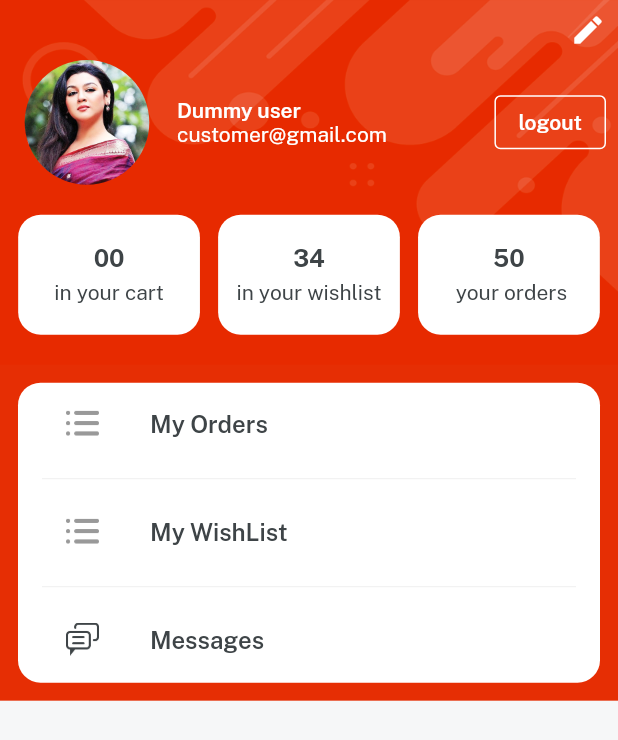
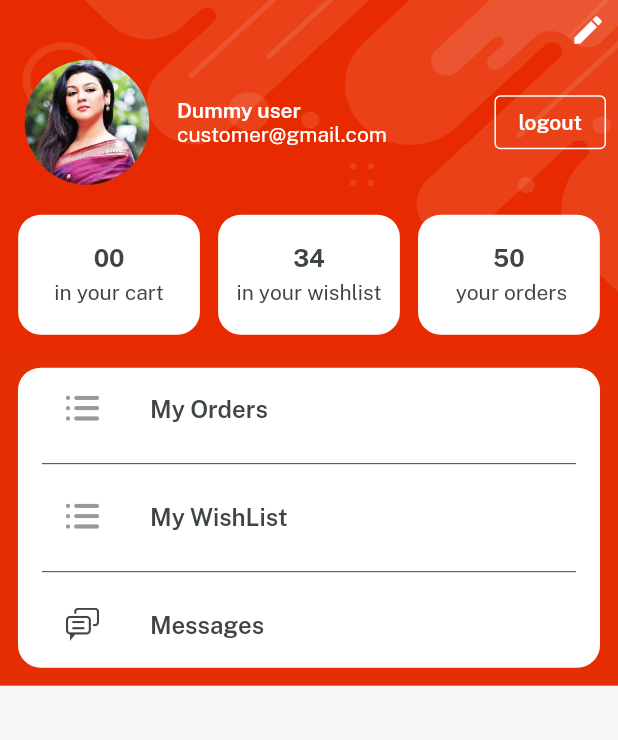
Before and after one commit to hacktonow/ABCHOMESTORES_APP, a Flutter app: the ProfileScreen screen opened directly, on a phone screen of 412 x 824 dp. Shown: the top 740 px of the screen. Run offline on Flutter 3.47's test engine with Material 2 defaults, Android fonts, the phone set to English and light mode, and no system bars; our stand-ins replace firebase_core, get, velocity_x; accounts and stored records are empty.

```diff
--- a/lib/main.dart
+++ b/lib/main.dart
@@ -1,8 +1,11 @@
 import 'package:emart_app/views/splash_screen/splash_screen.dart';
+import 'package:firebase_core/firebase_core.dart';
 import 'package:get/get_navigation/get_navigation.dart';
 import 'consts/consts.dart';
 
-void main() {
+void main() async {
+  WidgetsFlutterBinding.ensureInitialized();
+  await Firebase.initializeApp();
   runApp(const MyApp());
 }
 
--- a/lib/views/auth_screen/longin_screen.dart
+++ b/lib/views/auth_screen/longin_screen.dart
@@ -77,7 +77,7 @@ class LoginScreen extends StatelessWidget {
                 .box
                 .white
                 .rounded
-                .padding(EdgeInsets.all(16))
+                .padding(const EdgeInsets.all(16))
                 .width(context.screenWidth - 70)
                 .shadowSm
                 .make(),
--- a/lib/views/auth_screen/signup_screen.dart
+++ b/lib/views/auth_screen/signup_screen.dart
@@ -110,7 +110,7 @@ class _SignupScreenState extends State<SignupScreen> {
                 .box
                 .white
                 .rounded
-                .padding(EdgeInsets.all(16))
+                .padding(const EdgeInsets.all(16))
                 .width(context.screenWidth - 70)
                 .shadowSm
                 .make(),
--- a/lib/views/profile_screen/profile_screen.dart
+++ b/lib/views/profile_screen/profile_screen.dart
@@ -74,12 +74,12 @@ class ProfileScreen extends StatelessWidget {
 
           //buttons section
 
-          20.heightBox,
+          10.heightBox,
           ListView.separated(
             shrinkWrap: true,
             separatorBuilder: ((context, index) {
               return const Divider(
-                color: lightGrey,
+                color: darkFontGrey,
               );
             }),
             itemCount: profileButtonsList.length,
--- a/lib/widgets_common/our_button.dart
+++ b/lib/widgets_common/our_button.dart
@@ -3,7 +3,7 @@ import 'package:emart_app/consts/consts.dart';
 Widget ourButton({color, textColor, String? title, onPress}) {
   return ElevatedButton(
       style: ElevatedButton.styleFrom(
-        primary: color,
+        backgroundColor: color,
         padding: const EdgeInsets.all(12),
       ),
       onPressed: onPress,
--- a/pubspec.yaml
+++ b/pubspec.yaml
@@ -36,6 +36,10 @@ dependencies:
   cupertino_icons: ^1.0.2
   velocity_x:
   get: ^4.6.5
+  firebase_core: ^2.3.0
+  firebase_auth: ^4.1.5
+  firebase_storage: ^11.0.6
+  cloud_firestore: ^4.1.0
 
 dev_dependencies:
   flutter_test:
```
Also changed, not shown: pubspec.lock, 4 other files.
